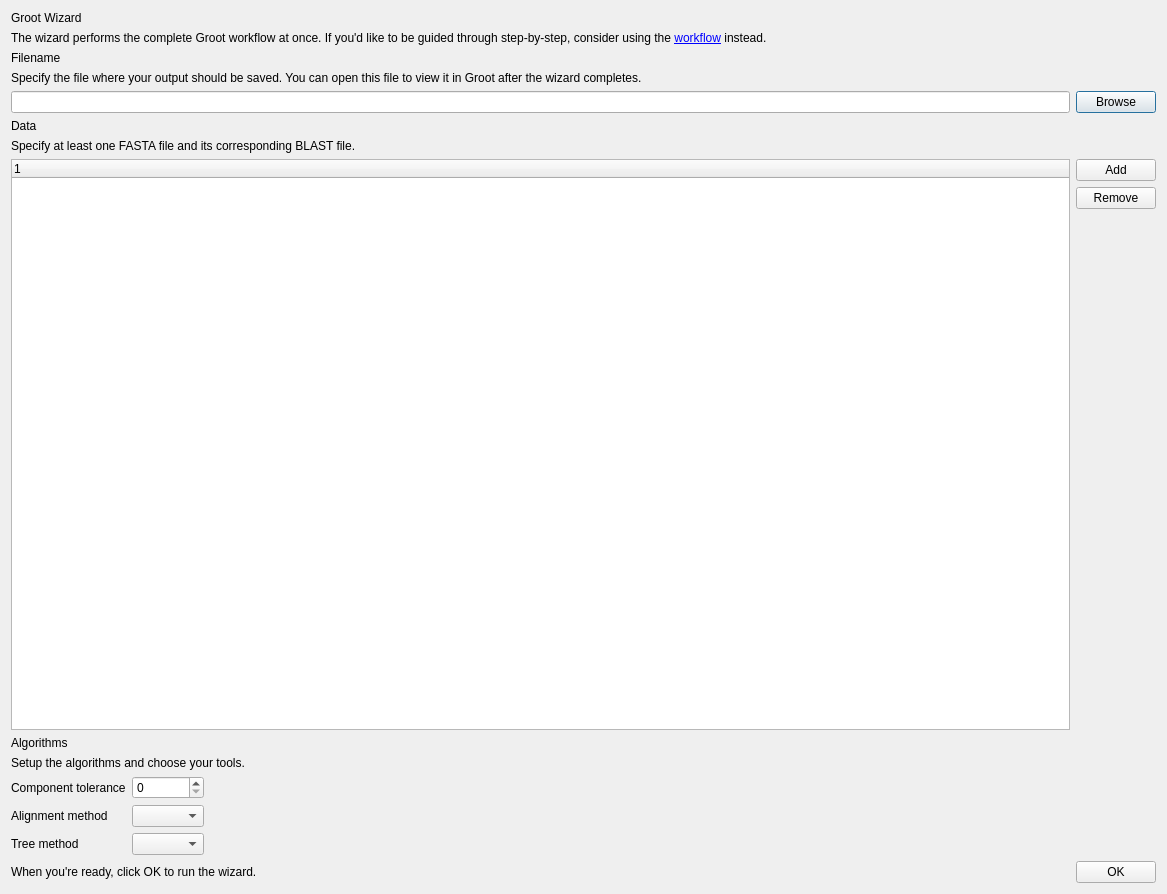
This is groot/frontends/gui/forms/designer/frm_wizard_designer.ui in JMcInerneyLab/groot as Qt 5 draws it before an edit. The edited form follows.
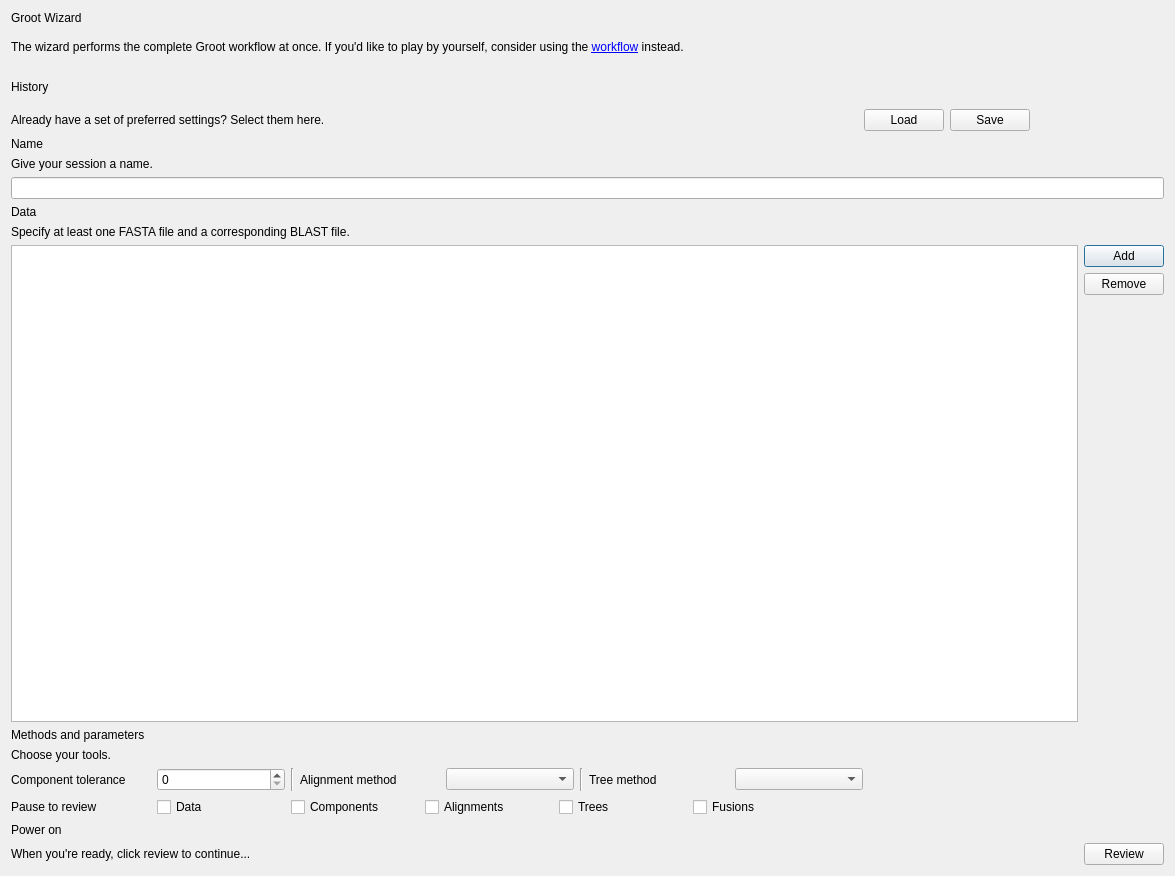
This is the edited form. Icons and pictures are not drawn.

```diff
--- a/groot/frontends/gui/forms/designer/frm_wizard_designer.ui
+++ b/groot/frontends/gui/forms/designer/frm_wizard_designer.ui
@@ -6,89 +6,309 @@
    <rect>
     <x>0</x>
     <y>0</y>
-    <width>1167</width>
-    <height>894</height>
+    <width>1175</width>
+    <height>876</height>
    </rect>
   </property>
   <property name="windowTitle">
    <string>Dialog</string>
   </property>
-  <layout class="QVBoxLayout" name="verticalLayout">
-   <item>
-    <widget class="QLabel" name="label_9">
-     <property name="text">
-      <string>Groot Wizard</string>
+  <layout class="QGridLayout" name="gridLayout">
+   <item row="2" column="1" rowspan="3">
+    <widget class="QLabel" name="label">
+     <property name="minimumSize">
+      <size>
+       <width>128</width>
+       <height>100</height>
+      </size>
      </property>
-     <property name="style" stdset="0">
-      <string>title</string>
+     <property name="maximumSize">
+      <size>
+       <width>128</width>
+       <height>100</height>
+      </size>
      </property>
-    </widget>
-   </item>
-   <item>
-    <widget class="QLabel" name="LBL_HELP_TITLE">
      <property name="text">
-      <string>The wizard performs the complete Groot workflow at once. If you'd like to be guided through step-by-step, consider using the &lt;a href=&quot;action:show_workflow&quot;&gt;workflow&lt;/a&gt; instead.</string>
+      <string/>
      </property>
      <property name="style" stdset="0">
       <string>helpbox</string>
      </property>
-    </widget>
-   </item>
-   <item>
-    <widget class="QLabel" name="label_7">
-     <property name="text">
-      <string>Filename</string>
+     <property name="scaledContents">
+      <bool>true</bool>
      </property>
      <property name="style" stdset="0">
       <string>heading</string>
      </property>
     </widget>
    </item>
-   <item>
+   <item row="6" column="0" colspan="2">
     <widget class="QLabel" name="label_10">
      <property name="text">
-      <string>Specify the file where your output should be saved. You can open this file to view it in Groot after the wizard completes.</string>
+      <string>Give your session a name.</string>
      </property>
      <property name="style" stdset="0">
       <string>helpbox</string>
      </property>
     </widget>
    </item>
-   <item>
-    <layout class="QHBoxLayout" name="horizontalLayout_20">
-     <item>
-      <widget class="QLineEdit" name="TXT_FILENAME"/>
-     </item>
-     <item>
-      <widget class="QPushButton" name="BTN_BROWSE_FILE">
-       <property name="text">
-        <string>Browse</string>
-       </property>
-      </widget>
-     </item>
-    </layout>
+   <item row="7" column="0" colspan="2">
+    <widget class="QLineEdit" name="TXT_FILENAME"/>
    </item>
-   <item>
-    <widget class="QLabel" name="label_8">
+   <item row="5" column="0" colspan="2">
+    <widget class="QLabel" name="label_7">
      <property name="text">
-      <string>Data</string>
+      <string>Name</string>
      </property>
      <property name="style" stdset="0">
       <string>heading</string>
      </property>
     </widget>
    </item>
-   <item>
+   <item row="12" column="0" colspan="2">
+    <widget class="QLabel" name="label_13">
+     <property name="text">
+      <string>Choose your tools.</string>
+     </property>
+     <property name="style" stdset="0">
+      <string>helpbox</string>
+     </property>
+    </widget>
+   </item>
+   <item row="9" column="0" colspan="2">
     <widget class="QLabel" name="label_11">
      <property name="text">
-      <string>Specify at least one FASTA file and its corresponding BLAST file.</string>
+      <string>Specify at least one FASTA file and a corresponding BLAST file.</string>
      </property>
      <property name="style" stdset="0">
       <string>helpbox</string>
      </property>
     </widget>
    </item>
-   <item>
+   <item row="13" column="0" colspan="2">
+    <layout class="QVBoxLayout" name="verticalLayout_2">
+     <item>
+      <layout class="QHBoxLayout" name="horizontalLayout_4">
+       <item>
+        <widget class="QLabel" name="label_20">
+         <property name="sizePolicy">
+          <sizepolicy hsizetype="Fixed" vsizetype="Preferred">
+           <horstretch>0</horstretch>
+           <verstretch>0</verstretch>
+          </sizepolicy>
+         </property>
+         <property name="minimumSize">
+          <size>
+           <width>140</width>
+           <height>0</height>
+          </size>
+         </property>
+         <property name="text">
+          <string>Component tolerance</string>
+         </property>
+        </widget>
+       </item>
+       <item>
+        <widget class="QSpinBox" name="SPN_COMPONENT_TOLERANCE">
+         <property name="minimumSize">
+          <size>
+           <width>128</width>
+           <height>0</height>
+          </size>
+         </property>
+        </widget>
+       </item>
+       <item>
+        <widget class="Line" name="line">
+         <property name="orientation">
+          <enum>Qt::Vertical</enum>
+         </property>
+        </widget>
+       </item>
+       <item>
+        <widget class="QLabel" name="label_21">
+         <property name="sizePolicy">
+          <sizepolicy hsizetype="Fixed" vsizetype="Preferred">
+           <horstretch>0</horstretch>
+           <verstretch>0</verstretch>
+          </sizepolicy>
+         </property>
+         <property name="minimumSize">
+          <size>
+           <width>140</width>
+           <height>0</height>
+          </size>
+         </property>
+         <property name="text">
+          <string>Alignment method</string>
+         </property>
+        </widget>
+       </item>
+       <item>
+        <widget class="QComboBox" name="CMB_ALIGNMENT_METHOD">
+         <property name="minimumSize">
+          <size>
+           <width>128</width>
+           <height>0</height>
+          </size>
+         </property>
+        </widget>
+       </item>
+       <item>
+        <widget class="Line" name="line_2">
+         <property name="orientation">
+          <enum>Qt::Vertical</enum>
+         </property>
+        </widget>
+       </item>
+       <item>
+        <widget class="QLabel" name="label_22">
+         <property name="sizePolicy">
+          <sizepolicy hsizetype="Fixed" vsizetype="Preferred">
+           <horstretch>0</horstretch>
+           <verstretch>0</verstretch>
+          </sizepolicy>
+         </property>
+         <property name="minimumSize">
+          <size>
+           <width>140</width>
+           <height>0</height>
+          </size>
+         </property>
+         <property name="text">
+          <string>Tree method</string>
+         </property>
+        </widget>
+       </item>
+       <item>
+        <widget class="QComboBox" name="CMB_TREE_METHOD">
+         <property name="minimumSize">
+          <size>
+           <width>128</width>
+           <height>0</height>
+          </size>
+         </property>
+        </widget>
+       </item>
+       <item>
+        <spacer name="horizontalSpacer_3">
+         <property name="orientation">
+          <enum>Qt::Horizontal</enum>
+         </property>
+         <property name="sizeHint" stdset="0">
+          <size>
+           <width>40</width>
+           <height>20</height>
+          </size>
+         </property>
+        </spacer>
+       </item>
+      </layout>
+     </item>
+     <item>
+      <layout class="QHBoxLayout" name="horizontalLayout_3">
+       <item>
+        <widget class="QLabel" name="label_23">
+         <property name="sizePolicy">
+          <sizepolicy hsizetype="Fixed" vsizetype="Preferred">
+           <horstretch>0</horstretch>
+           <verstretch>0</verstretch>
+          </sizepolicy>
+         </property>
+         <property name="minimumSize">
+          <size>
+           <width>140</width>
+           <height>0</height>
+          </size>
+         </property>
+         <property name="text">
+          <string>Pause to review</string>
+         </property>
+        </widget>
+       </item>
+       <item>
+        <widget class="QCheckBox" name="CHK_PAUSE_DATA">
+         <property name="minimumSize">
+          <size>
+           <width>128</width>
+           <height>0</height>
+          </size>
+         </property>
+         <property name="text">
+          <string>Data</string>
+         </property>
+        </widget>
+       </item>
+       <item>
+        <widget class="QCheckBox" name="CHK_PAUSE_COMPONENTS">
+         <property name="minimumSize">
+          <size>
+           <width>128</width>
+           <height>0</height>
+          </size>
+         </property>
+         <property name="text">
+          <string>Components</string>
+         </property>
+        </widget>
+       </item>
+       <item>
+        <widget class="QCheckBox" name="CHK_PAUSE_ALIGNMENTS">
+         <property name="minimumSize">
+          <size>
+           <width>128</width>
+           <height>0</height>
+          </size>
+         </property>
+         <property name="text">
+          <string>Alignments</string>
+         </property>
+        </widget>
+       </item>
+       <item>
+        <widget class="QCheckBox" name="CHK_PAUSE_TREES">
+         <property name="minimumSize">
+          <size>
+           <width>128</width>
+           <height>0</height>
+          </size>
+         </property>
+         <property name="text">
+          <string>Trees</string>
+         </property>
+        </widget>
+       </item>
+       <item>
+        <widget class="QCheckBox" name="CHK_PAUSE_FUSIONS">
+         <property name="minimumSize">
+          <size>
+           <width>128</width>
+           <height>0</height>
+          </size>
+         </property>
+         <property name="text">
+          <string>Fusions</string>
+         </property>
+        </widget>
+       </item>
+       <item>
+        <spacer name="horizontalSpacer_4">
+         <property name="orientation">
+          <enum>Qt::Horizontal</enum>
+         </property>
+         <property name="sizeHint" stdset="0">
+          <size>
+           <width>40</width>
+           <height>20</height>
+          </size>
+         </property>
+        </spacer>
+       </item>
+      </layout>
+     </item>
+    </layout>
+   </item>
+   <item row="10" column="0" colspan="2">
     <layout class="QGridLayout" name="gridLayout_3">
      <item row="0" column="1">
       <widget class="QPushButton" name="BTN_ADD_FILE">
@@ -119,6 +339,9 @@
      </item>
      <item row="0" column="0" rowspan="3">
       <widget class="QTreeWidget" name="LST_FILES">
+       <attribute name="headerVisible">
+        <bool>false</bool>
+       </attribute>
        <column>
         <property name="text">
          <string notr="true">1</string>
@@ -128,120 +351,125 @@
      </item>
     </layout>
    </item>
-   <item>
-    <widget class="QLabel" name="label_19">
-     <property name="text">
-      <string>Algorithms</string>
-     </property>
-     <property name="style" stdset="0">
-      <string>heading</string>
-     </property>
-    </widget>
-   </item>
-   <item>
-    <widget class="QLabel" name="label_13">
-     <property name="text">
-      <string>Setup the algorithms and choose your tools.</string>
-     </property>
-     <property name="style" stdset="0">
-      <string>helpbox</string>
-     </property>
-    </widget>
-   </item>
-   <item>
-    <layout class="QGridLayout" name="gridLayout_4">
-     <item row="0" column="1">
-      <widget class="QSpinBox" name="SPN_COMPONENT_TOLERANCE"/>
-     </item>
-     <item row="0" column="0">
-      <widget class="QLabel" name="label_20">
-       <property name="sizePolicy">
-        <sizepolicy hsizetype="Fixed" vsizetype="Preferred">
-         <horstretch>0</horstretch>
-         <verstretch>0</verstretch>
-        </sizepolicy>
-       </property>
-       <property name="text">
-        <string>Component tolerance</string>
-       </property>
-      </widget>
-     </item>
-     <item row="2" column="0">
-      <widget class="QLabel" name="label_22">
-       <property name="sizePolicy">
-        <sizepolicy hsizetype="Fixed" vsizetype="Preferred">
-         <horstretch>0</horstretch>
-         <verstretch>0</verstretch>
-        </sizepolicy>
-       </property>
-       <property name="text">
-        <string>Tree method</string>
-       </property>
-      </widget>
-     </item>
-     <item row="1" column="1">
-      <widget class="QComboBox" name="CMB_ALIGNMENT_METHOD"/>
-     </item>
-     <item row="0" column="2">
-      <spacer name="horizontalSpacer_3">
-       <property name="orientation">
-        <enum>Qt::Horizontal</enum>
-       </property>
-       <property name="sizeHint" stdset="0">
-        <size>
-         <width>40</width>
-         <height>20</height>
-        </size>
-       </property>
-      </spacer>
-     </item>
-     <item row="1" column="0">
-      <widget class="QLabel" name="label_21">
-       <property name="sizePolicy">
-        <sizepolicy hsizetype="Fixed" vsizetype="Preferred">
-         <horstretch>0</horstretch>
-         <verstretch>0</verstretch>
-        </sizepolicy>
-       </property>
-       <property name="text">
-        <string>Alignment method</string>
-       </property>
-      </widget>
-     </item>
-     <item row="2" column="1">
-      <widget class="QComboBox" name="CMB_TREE_METHOD"/>
-     </item>
-    </layout>
-   </item>
-   <item>
+   <item row="15" column="0" colspan="2">
     <layout class="QHBoxLayout" name="horizontalLayout">
      <item>
       <widget class="QLabel" name="label_14">
+       <property name="sizePolicy">
+        <sizepolicy hsizetype="Expanding" vsizetype="Preferred">
+         <horstretch>0</horstretch>
+         <verstretch>0</verstretch>
+        </sizepolicy>
+       </property>
        <property name="text">
-        <string>When you're ready, click OK to run the wizard.</string>
+        <string>When you're ready, click review to continue...</string>
        </property>
        <property name="style" stdset="0">
         <string>helpbox</string>
        </property>
       </widget>
      </item>
-     <item>
-      <spacer name="horizontalSpacer_4">
-       <property name="orientation">
-        <enum>Qt::Horizontal</enum>
-       </property>
-       <property name="sizeHint" stdset="0">
-        <size>
-         <width>40</width>
-         <height>20</height>
-        </size>
-       </property>
-      </spacer>
-     </item>
      <item>
       <widget class="QPushButton" name="BTN_OK">
        <property name="text">
-        <string>OK</string>
+        <string>Review</string>
+       </property>
+      </widget>
+     </item>
+    </layout>
+   </item>
+   <item row="2" column="0">
+    <widget class="QLabel" name="LBL_HELP_TITLE">
+     <property name="text">
+      <string>The wizard performs the complete Groot workflow at once. If you'd like to play by yourself, consider using the &lt;a href=&quot;action:show_workflow&quot;&gt;workflow&lt;/a&gt; instead.</string>
+     </property>
+     <property name="style" stdset="0">
+      <string>helpbox</string>
+     </property>
+    </widget>
+   </item>
+   <item row="8" column="0" colspan="2">
+    <widget class="QLabel" name="label_8">
+     <property name="text">
+      <string>Data</string>
+     </property>
+     <property name="style" stdset="0">
+      <string>heading</string>
+     </property>
+    </widget>
+   </item>
+   <item row="3" column="0">
+    <widget class="QLabel" name="label_15">
+     <property name="text">
+      <string>History</string>
+     </property>
+     <property name="style" stdset="0">
+      <string>heading</string>
+     </property>
+    </widget>
+   </item>
+   <item row="14" column="0" colspan="2">
+    <widget class="QLabel" name="label_24">
+     <property name="text">
+      <string>Power on</string>
+     </property>
+     <property name="style" stdset="0">
+      <string>heading</string>
+     </property>
+    </widget>
+   </item>
+   <item row="0" column="0" colspan="2">
+    <widget class="QLabel" name="label_9">
+     <property name="text">
+      <string>Groot Wizard</string>
+     </property>
+     <property name="style" stdset="0">
+      <string>title</string>
+     </property>
+    </widget>
+   </item>
+   <item row="11" column="0" colspan="2">
+    <widget class="QLabel" name="label_19">
+     <property name="text">
+      <string>Methods and parameters</string>
+     </property>
+     <property name="style" stdset="0">
+      <string>heading</string>
+     </property>
+    </widget>
+   </item>
+   <item row="4" column="0">
+    <layout class="QHBoxLayout" name="horizontalLayout_2">
+     <item>
+      <widget class="QLabel" name="label_12">
+       <property name="sizePolicy">
+        <sizepolicy hsizetype="MinimumExpanding" vsizetype="Preferred">
+         <horstretch>0</horstretch>
+         <verstretch>0</verstretch>
+        </sizepolicy>
+       </property>
+       <property name="text">
+        <string>Already have a set of preferred settings? Select them here.</string>
+       </property>
+       <property name="style" stdset="0">
+        <string>helpbox</string>
+       </property>
+      </widget>
+     </item>
+     <item>
+      <widget class="QPushButton" name="BTN_RECENT">
+       <property name="text">
+        <string>Load</string>
+       </property>
+       <property name="style" stdset="0">
+        <string>dropdown</string>
+       </property>
+      </widget>
+     </item>
+     <item>
+      <widget class="QPushButton" name="BTN_SAVE">
+       <property name="text">
+        <string>Save</string>
        </property>
       </widget>
      </item>
```
Left out of the diff: 8 changed lines with no effect on the pictures.
